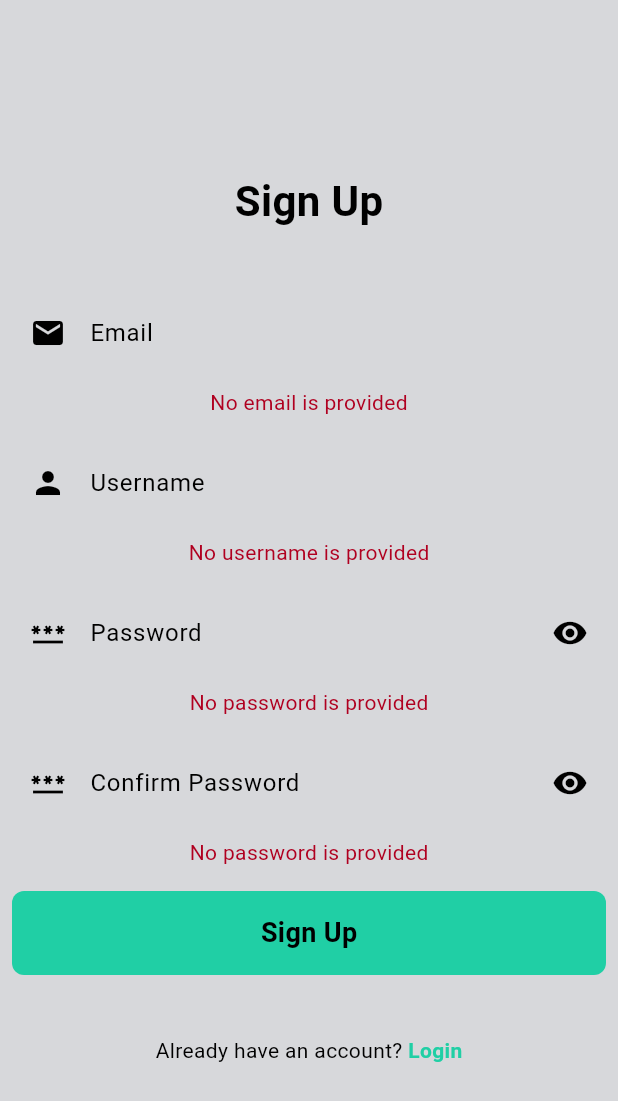
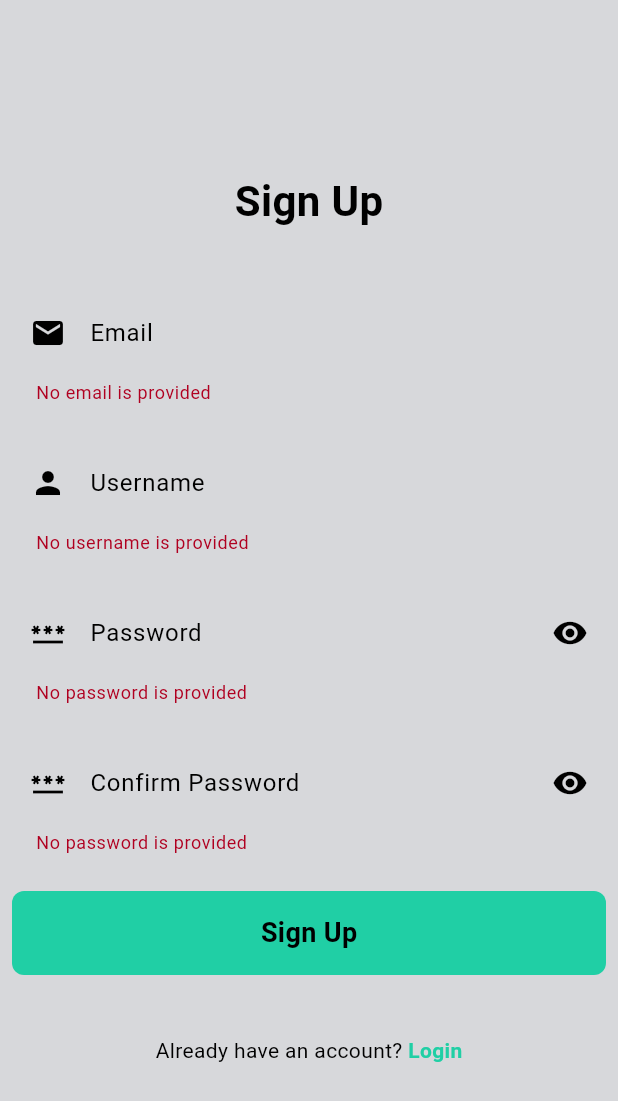
Before and after one commit to LanzoMA/sprinter_mobile, a Flutter app: the SignUpPage screen opened directly, after a tap on "Sign Up", on a phone screen of 412 x 824 dp. Shown: the top 1101 px of the screen. Run offline on Flutter 3.47's test engine with Material 3 defaults, Android fonts, the light colour scheme and no system bars; our stand-ins replace dio.

Commit message:
switched to standard error messages on text fields

```diff
--- a/lib/components/sprinter_text_field.dart
+++ b/lib/components/sprinter_text_field.dart
@@ -5,6 +5,7 @@ class SprinterTextField extends StatefulWidget {
   final bool obscureText;
   final TextEditingController controller;
   final IconData icon;
+  final String? errorText;
 
   const SprinterTextField({
     super.key,
@@ -12,6 +13,7 @@ class SprinterTextField extends StatefulWidget {
     this.obscureText = false,
     required this.controller,
     required this.icon,
+    required this.errorText,
   });
 
   @override
@@ -63,8 +65,9 @@ class _SprinterTextFieldState extends State<SprinterTextField> {
           borderSide: BorderSide.none,
         ),
         fillColor: Theme.of(context).colorScheme.surface,
-        errorText: null,
+        errorText: widget.errorText,
         suffixIcon: getSuffixIcon(),
+        suffixIconColor: Theme.of(context).colorScheme.onSurface,
       ),
     );
   }
--- a/lib/pages/sign_up_page.dart
+++ b/lib/pages/sign_up_page.dart
@@ -18,15 +18,15 @@ class _SignUpPageState extends State<SignUpPage> {
   TextEditingController passwordController = TextEditingController();
   TextEditingController confirmPasswordController = TextEditingController();
 
-  String emailErrorMessage = '';
-  String usernameErrorMessage = '';
-  String passwordErrorMessage = '';
-  String confirmPasswordErrorMessage = '';
+  String? emailErrorMessage;
+  String? usernameErrorMessage;
+  String? passwordErrorMessage;
+  String? confirmPasswordErrorMessage;
 
   void signUp() async {
     setState(() {
       emailErrorMessage = usernameErrorMessage =
-          passwordErrorMessage = confirmPasswordErrorMessage = '';
+          passwordErrorMessage = confirmPasswordErrorMessage = null;
     });
 
     final String email = emailController.text.trim();
@@ -94,7 +94,7 @@ class _SignUpPageState extends State<SignUpPage> {
     } catch (error) {
       print(error);
       setState(() {
-        emailErrorMessage = 'Account already registed with this email';
+        emailErrorMessage = 'Account already registered with this email';
       });
     }
   }
@@ -124,15 +124,7 @@ class _SignUpPageState extends State<SignUpPage> {
                       hintText: 'Email',
                       controller: emailController,
                       icon: Icons.email,
-                    ),
-                  ),
-                  Visibility(
-                    visible: emailErrorMessage.isNotEmpty,
-                    child: Text(
-                      emailErrorMessage,
-                      style: TextStyle(
-                        color: Theme.of(context).colorScheme.error,
-                      ),
+                      errorText: emailErrorMessage,
                     ),
                   ),
                   const SizedBox(height: 8),
@@ -142,15 +134,7 @@ class _SignUpPageState extends State<SignUpPage> {
                       hintText: 'Username',
                       controller: usernameController,
                       icon: Icons.person,
-                    ),
-                  ),
-                  Visibility(
-                    visible: usernameErrorMessage.isNotEmpty,
-                    child: Text(
-                      usernameErrorMessage,
-                      style: TextStyle(
-                        color: Theme.of(context).colorScheme.error,
-                      ),
+                      errorText: usernameErrorMessage,
                     ),
                   ),
                   const SizedBox(height: 8),
@@ -161,15 +145,7 @@ class _SignUpPageState extends State<SignUpPage> {
                       obscureText: true,
                       controller: passwordController,
                       icon: Icons.password,
-                    ),
-                  ),
-                  Visibility(
-                    visible: passwordErrorMessage.isNotEmpty,
-                    child: Text(
-                      passwordErrorMessage,
-                      style: TextStyle(
-                        color: Theme.of(context).colorScheme.error,
-                      ),
+                      errorText: passwordErrorMessage,
                     ),
                   ),
                   const SizedBox(height: 8),
@@ -180,15 +156,7 @@ class _SignUpPageState extends State<SignUpPage> {
                       obscureText: true,
                       controller: confirmPasswordController,
                       icon: Icons.password,
-                    ),
-                  ),
-                  Visibility(
-                    visible: confirmPasswordErrorMessage.isNotEmpty,
-                    child: Text(
-                      confirmPasswordErrorMessage,
-                      style: TextStyle(
-                        color: Theme.of(context).colorScheme.error,
-                      ),
+                      errorText: confirmPasswordErrorMessage,
                     ),
                   ),
                   const SizedBox(height: 8),
```
Also changed, not shown: lib/pages/login_page.dart (+8 -22 lines).
